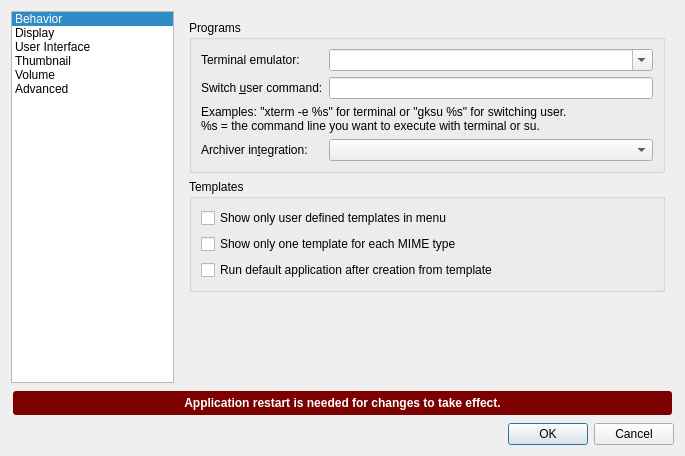
This is pcmanfm/preferences.ui in lxqt/pcmanfm-qt as Qt 5 draws it before an edit. The edited form follows.
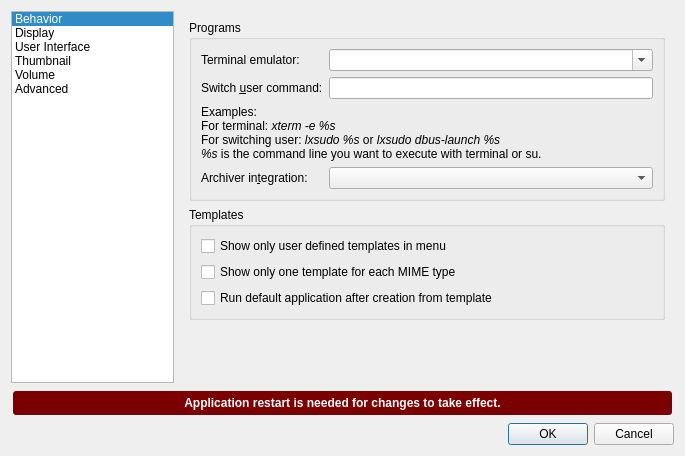
This is the edited form. The open tabs and pages were chosen to show the change.

Commit message:
Tell users about dbus-launch
Because it may be needed for launching a root instance.

Also, use rich text to prevent confusion about quotation marks.

The edit to the form file:
```diff
--- a/pcmanfm/preferences.ui
+++ b/pcmanfm/preferences.ui
@@ -704,11 +704,13 @@
             <item row="2" column="0" colspan="2">
              <widget class="QLabel" name="label_4">
               <property name="text">
-               <string>Examples: &quot;xterm -e %s&quot; for terminal or &quot;gksu %s&quot; for switching user.
-%s = the command line you want to execute with terminal or su.</string>
+               <string>Examples:&lt;br&gt;For terminal: &lt;i&gt;xterm -e %s&lt;/i&gt;&lt;br&gt;For switching user: &lt;i&gt;lxsudo %s&lt;/i&gt; or &lt;i&gt;lxsudo dbus-launch %s&lt;/i&gt;&lt;br&gt;&lt;i&gt;%s&lt;/i&gt; is the command line you want to execute with terminal or su.</string>
               </property>
               <property name="textFormat">
-               <enum>Qt::PlainText</enum>
+               <enum>Qt::RichText</enum>
+              </property>
+              <property name="wordWrap">
+               <bool>true</bool>
               </property>
              </widget>
             </item>
```
